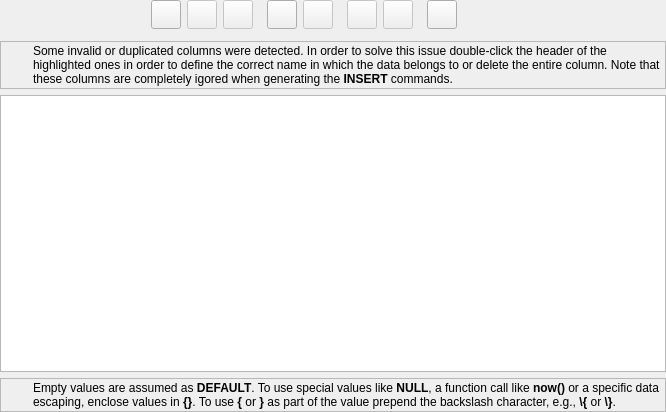
Before: the Qt Designer form libpgmodeler_ui/ui/tabledatawidget.ui in pgmodeler/pgmodeler, drawn with Qt 5.
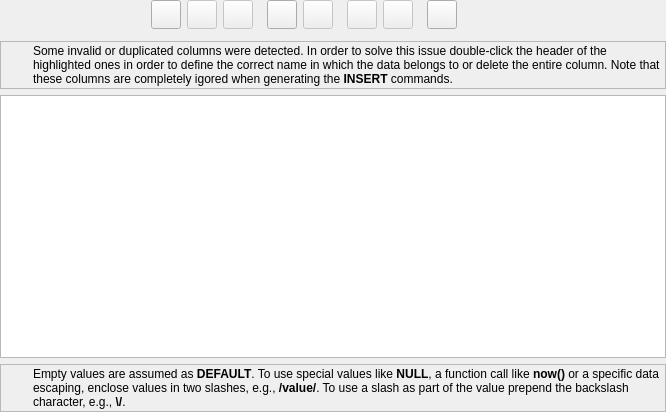
After: the same form once the commit is applied. Icons and pictures are not drawn.

Commit message: Changed the default value escaping in DataManipulationForm and TableDataWidget from {} to // due to problems with json data

Diff of the .ui file:
```diff
--- a/libpgmodeler_ui/ui/tabledatawidget.ui
+++ b/libpgmodeler_ui/ui/tabledatawidget.ui
@@ -512,7 +512,7 @@
          </font>
         </property>
         <property name="text">
-         <string>&lt;html&gt;&lt;head/&gt;&lt;body&gt;&lt;p&gt;Empty values are assumed as &lt;span style=&quot; font-weight:600;&quot;&gt;DEFAULT&lt;/span&gt;. To use special values like &lt;span style=&quot; font-weight:600;&quot;&gt;NULL&lt;/span&gt;, a function call like &lt;span style=&quot; font-weight:600;&quot;&gt;now()&lt;/span&gt; or a specific data escaping, enclose values in &lt;span style=&quot; font-weight:600;&quot;&gt;{}&lt;/span&gt;. To use &lt;span style=&quot; font-weight:600;&quot;&gt;{&lt;/span&gt; or &lt;span style=&quot; font-weight:600;&quot;&gt;}&lt;/span&gt; as part of the value prepend the backslash character, e.g., &lt;span style=&quot; font-weight:600;&quot;&gt;\{&lt;/span&gt; or &lt;span style=&quot; font-weight:600;&quot;&gt;\}&lt;/span&gt;.&lt;/p&gt;&lt;/body&gt;&lt;/html&gt;</string>
+         <string>&lt;html&gt;&lt;head/&gt;&lt;body&gt;&lt;p&gt;Empty values are assumed as &lt;span style=&quot; font-weight:600;&quot;&gt;DEFAULT&lt;/span&gt;. To use special values like &lt;span style=&quot; font-weight:600;&quot;&gt;NULL&lt;/span&gt;, a function call like &lt;span style=&quot; font-weight:600;&quot;&gt;now()&lt;/span&gt; or a specific data escaping, enclose values in two slashes, e.g., &lt;span style=&quot; font-weight:600;&quot;&gt;/value/&lt;/span&gt;. To use a slash as part of the value prepend the backslash character, e.g., &lt;span style=&quot; font-weight:600;&quot;&gt;\/&lt;/span&gt;.&lt;/p&gt;&lt;/body&gt;&lt;/html&gt;</string>
         </property>
         <property name="wordWrap">
          <bool>true</bool>
```
The commit also changes 7 other files.
